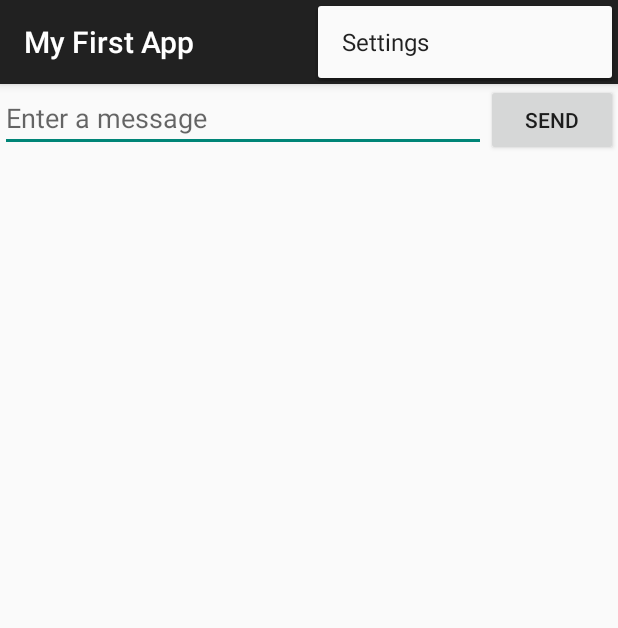
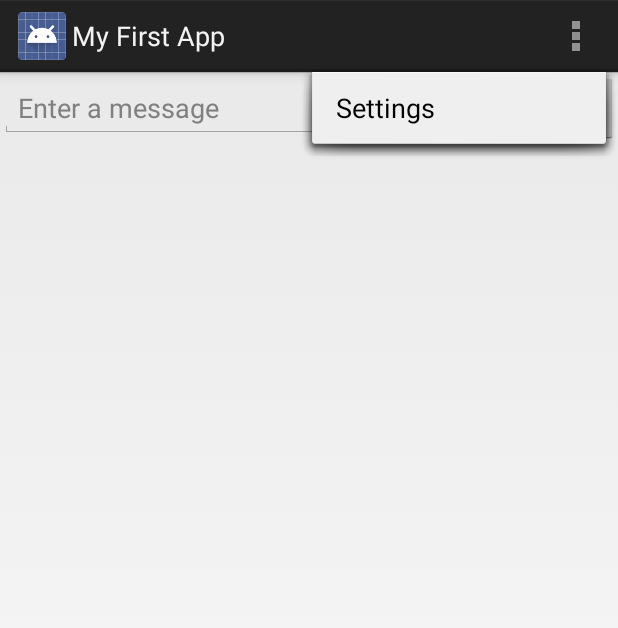
Before and after one commit to DangoTech/akachan, an Android app: the screen it shows after launch (MainActivity), with the options menu open, on a phone screen of 412 x 824 dp. Shown: the top 628 px of the screen. Run offline under Robolectric (Android 15) with nearby library versions, the phone set to English and light mode, and no system bars.

```diff
--- a/MyFirstApp/app/build.gradle
+++ b/MyFirstApp/app/build.gradle
@@ -6,7 +6,7 @@ android {
 
     defaultConfig {
         applicationId "com.mycompany.myfirstapp"
-        minSdkVersion 8
+        minSdkVersion 16
         targetSdkVersion 21
         versionCode 1
         versionName "1.0"
@@ -21,5 +21,4 @@ android {
 
 dependencies {
     compile fileTree(dir: 'libs', include: ['*.jar'])
-    compile 'com.android.support:appcompat-v7:21.0.3'
 }
--- a/MyFirstApp/app/src/main/java/com/mycompany/myfirstapp/DisplayMessageActivity.java
+++ b/MyFirstApp/app/src/main/java/com/mycompany/myfirstapp/DisplayMessageActivity.java
@@ -1,14 +1,13 @@
 package com.mycompany.myfirstapp;
 
+import android.app.Activity;
 import android.content.Intent;
-import android.support.v7.app.ActionBarActivity;
 import android.os.Bundle;
-import android.view.Menu;
 import android.view.MenuItem;
 import android.widget.TextView;
 
 
-public class DisplayMessageActivity extends ActionBarActivity {
+public class DisplayMessageActivity extends Activity {
 
     @Override
     protected void onCreate(Bundle savedInstanceState) {
--- a/MyFirstApp/app/src/main/java/com/mycompany/myfirstapp/MainActivity.java
+++ b/MyFirstApp/app/src/main/java/com/mycompany/myfirstapp/MainActivity.java
@@ -1,7 +1,7 @@
 package com.mycompany.myfirstapp;
 
+import android.app.Activity;
 import android.content.Intent;
-import android.support.v7.app.ActionBarActivity;
 import android.os.Bundle;
 import android.view.Menu;
 import android.view.MenuItem;
@@ -9,7 +9,7 @@ import android.view.View;
 import android.widget.EditText;
 
 
-public class MainActivity extends ActionBarActivity {
+public class MainActivity extends Activity {
 
     public static final String EXTRA_MESSAGE = "com.mycompany.myfirstapp.MESSAGE";
 
--- a/MyFirstApp/app/src/main/res/layout/activity_display_message.xml
+++ b/MyFirstApp/app/src/main/res/layout/activity_display_message.xml
@@ -1,6 +1,8 @@
 <RelativeLayout xmlns:android="http://schemas.android.com/apk/res/android"
-    xmlns:tools="http://schemas.android.com/tools" android:layout_width="match_parent"
-    android:layout_height="match_parent" android:paddingLeft="@dimen/activity_horizontal_margin"
+    xmlns:tools="http://schemas.android.com/tools"
+    android:layout_width="match_parent"
+    android:layout_height="match_parent"
+    android:paddingLeft="@dimen/activity_horizontal_margin"
     android:paddingRight="@dimen/activity_horizontal_margin"
     android:paddingTop="@dimen/activity_vertical_margin"
     android:paddingBottom="@dimen/activity_vertical_margin"
--- a/MyFirstApp/app/src/main/res/menu/menu_display_message.xml
+++ b/MyFirstApp/app/src/main/res/menu/menu_display_message.xml
@@ -1,7 +1,6 @@
 <menu xmlns:android="http://schemas.android.com/apk/res/android"
-    xmlns:app="http://schemas.android.com/apk/res-auto"
     xmlns:tools="http://schemas.android.com/tools"
     tools:context="com.mycompany.myfirstapp.DisplayMessageActivity">
     <item android:id="@+id/action_settings" android:title="@string/action_settings"
-        android:orderInCategory="100" app:showAsAction="never" />
+        android:orderInCategory="100" android:showAsAction="never" />
 </menu>
--- a/MyFirstApp/app/src/main/res/menu/menu_main.xml
+++ b/MyFirstApp/app/src/main/res/menu/menu_main.xml
@@ -1,6 +1,5 @@
 <menu xmlns:android="http://schemas.android.com/apk/res/android"
-    xmlns:app="http://schemas.android.com/apk/res-auto"
     xmlns:tools="http://schemas.android.com/tools" tools:context=".MainActivity">
     <item android:id="@+id/action_settings" android:title="@string/action_settings"
-        android:orderInCategory="100" app:showAsAction="never" />
+        android:orderInCategory="100" android:showAsAction="never" />
 </menu>
--- a/MyFirstApp/app/src/main/res/values/styles.xml
+++ b/MyFirstApp/app/src/main/res/values/styles.xml
@@ -1,7 +1,7 @@
 <resources>
 
     <!-- Base application theme. -->
-    <style name="AppTheme" parent="Theme.AppCompat.Light.DarkActionBar">
+    <style name="AppTheme" parent="@android:style/Theme.Holo.Light.DarkActionBar">
         <!-- Customize your theme here. -->
     </style>
 
```
Also changed, not shown: 2 other files.
